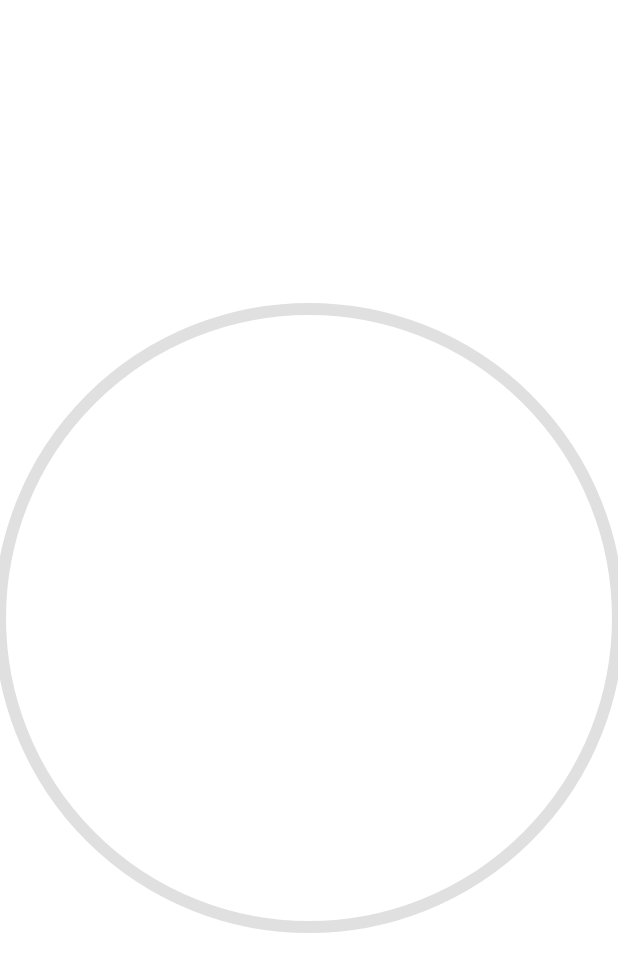
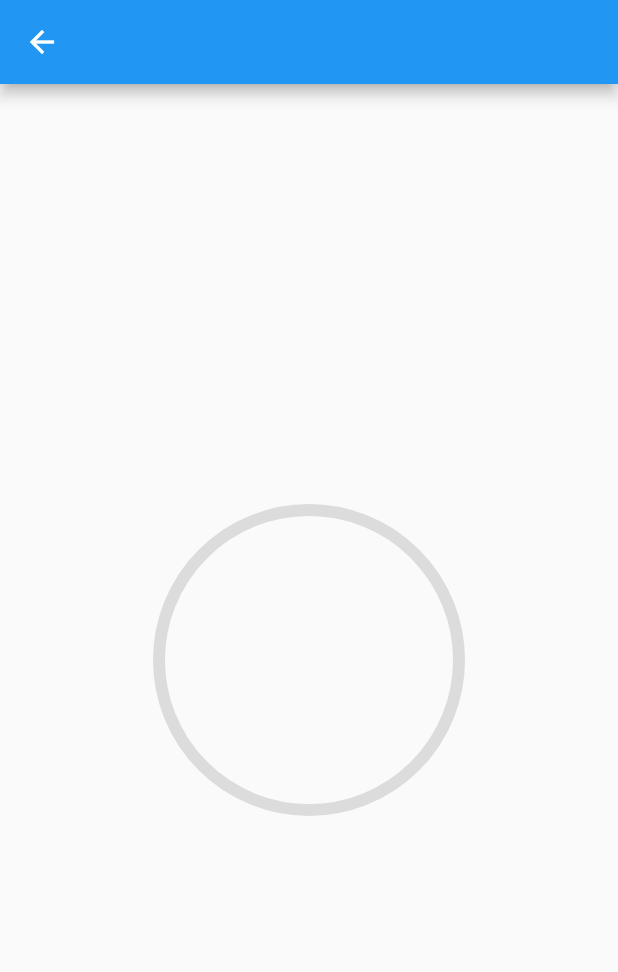
Before and after one commit to jobic10/flutter_learning_provider, a Flutter app: the screen it shows after launch, after a tap on the "battery std" icon, on a phone screen of 412 x 824 dp. Shown: the top 972 px of the screen. Run offline on Flutter 3.47's test engine with Material 2 defaults, Android fonts, the phone set to English and light mode, and no system bars.

Commit message:
👽️ TechieBlossom

```diff
--- a/lib/screens/radial.dart
+++ b/lib/screens/radial.dart
@@ -11,12 +11,22 @@ class RadialProgress extends StatefulWidget {
 class _RadialProgressState extends State<RadialProgress> {
   @override
   Widget build(BuildContext context) {
-    return CustomPaint(
-      child: Container(
-        height: 200,
-        width: 200,
+    return Scaffold(
+      appBar: AppBar(),
+      body: Column(
+        mainAxisAlignment: MainAxisAlignment.center,
+        children: [
+          Center(
+            child: CustomPaint(
+              child: Container(
+                height: 200,
+                width: 200,
+              ),
+              painter: RadialPainter(),
+            ),
+          ),
+        ],
       ),
-      painter: RadialPainter(),
     );
   }
 }
```
